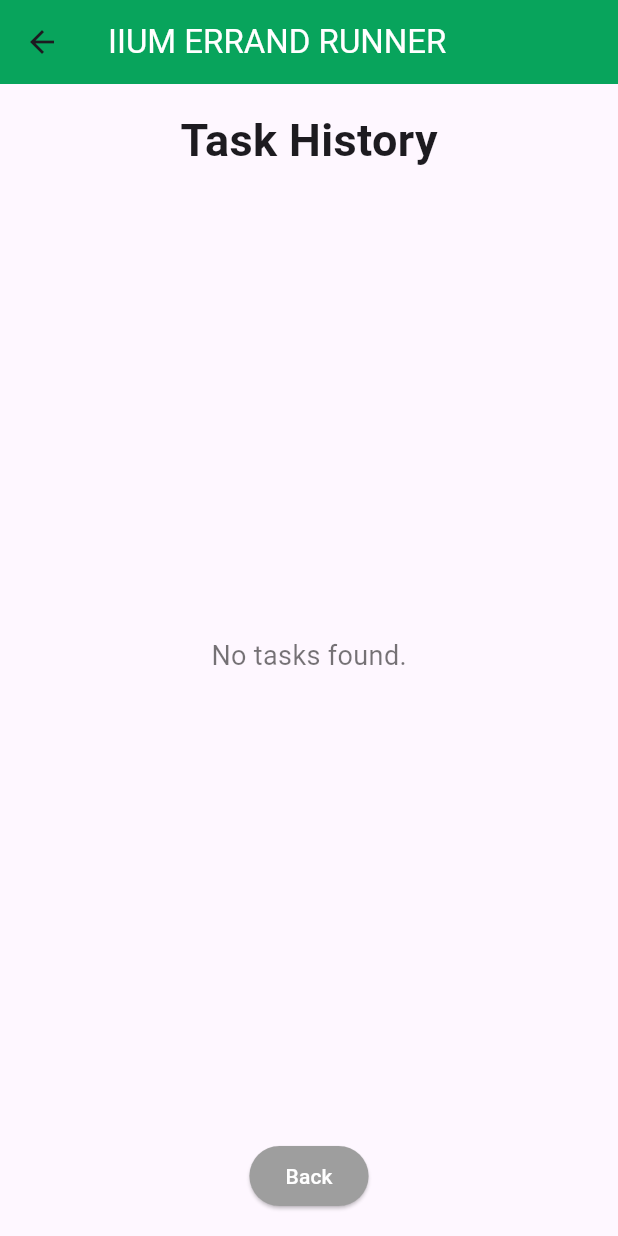
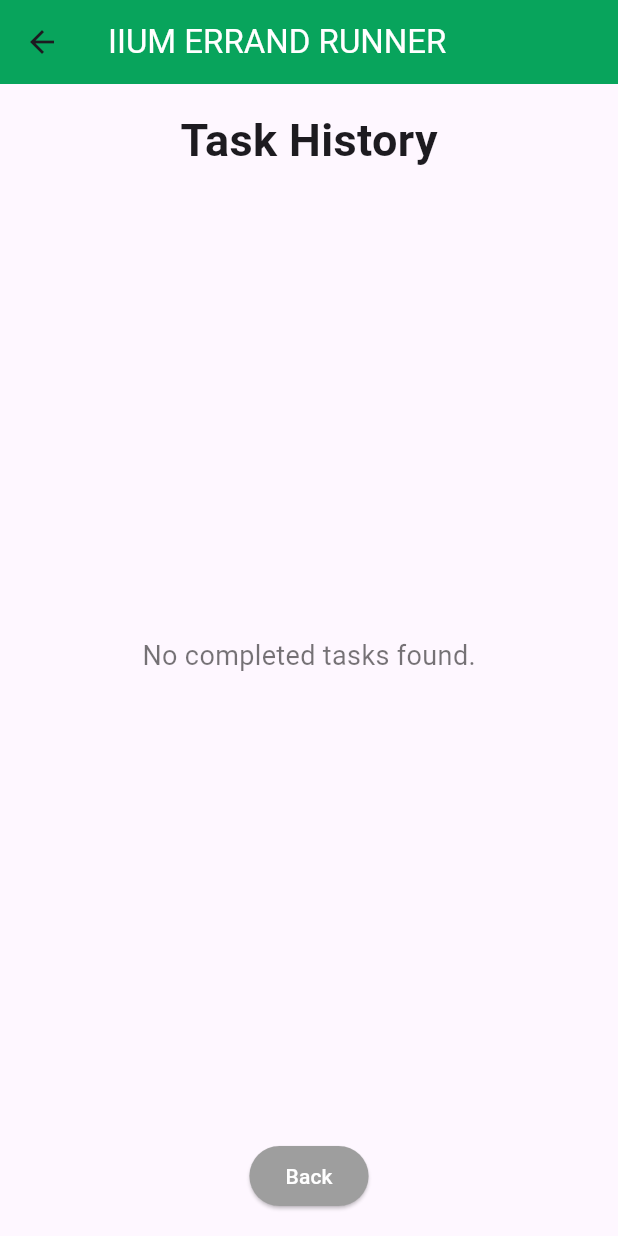
Before and after one commit to FarisArch/INFO-4335-OMEN, a Flutter app: the TaskHistory screen opened by its route, on a phone screen of 412 x 824 dp. Run offline on Flutter 3.47's test engine with Material 3 defaults, Android fonts, the phone set to English and light mode, and no system bars; our stand-ins replace cloud_firestore, firebase_auth, firebase_core, fluttertoast, geocoding, geolocator and 2 more; accounts and stored records are empty.

Commit message:
Update task_history.dart

```diff
--- a/i_run/lib/runnerPages/task_history.dart
+++ b/i_run/lib/runnerPages/task_history.dart
@@ -121,7 +121,8 @@ class TaskHistory extends StatelessWidget {
               child: StreamBuilder(
                 stream: FirebaseFirestore.instance
                     .collection('errands')
-                    .orderBy('taskId') // Sort by taskID
+                    .where('status', isEqualTo: 'Completed') // Filter to show only 'Completed' tasks
+                    .orderBy('taskId') // Sort by taskId
                     .snapshots(),
                 builder: (context, AsyncSnapshot<QuerySnapshot> snapshot) {
                   if (snapshot.connectionState == ConnectionState.waiting) {
@@ -131,7 +132,7 @@ class TaskHistory extends StatelessWidget {
                   if (!snapshot.hasData || snapshot.data!.docs.isEmpty) {
                     return Center(
                       child: Text(
-                        'No tasks found.',
+                        'No completed tasks found.',
                         style: TextStyle(fontSize: 18, color: Colors.black54),
                       ),
                     );
```
